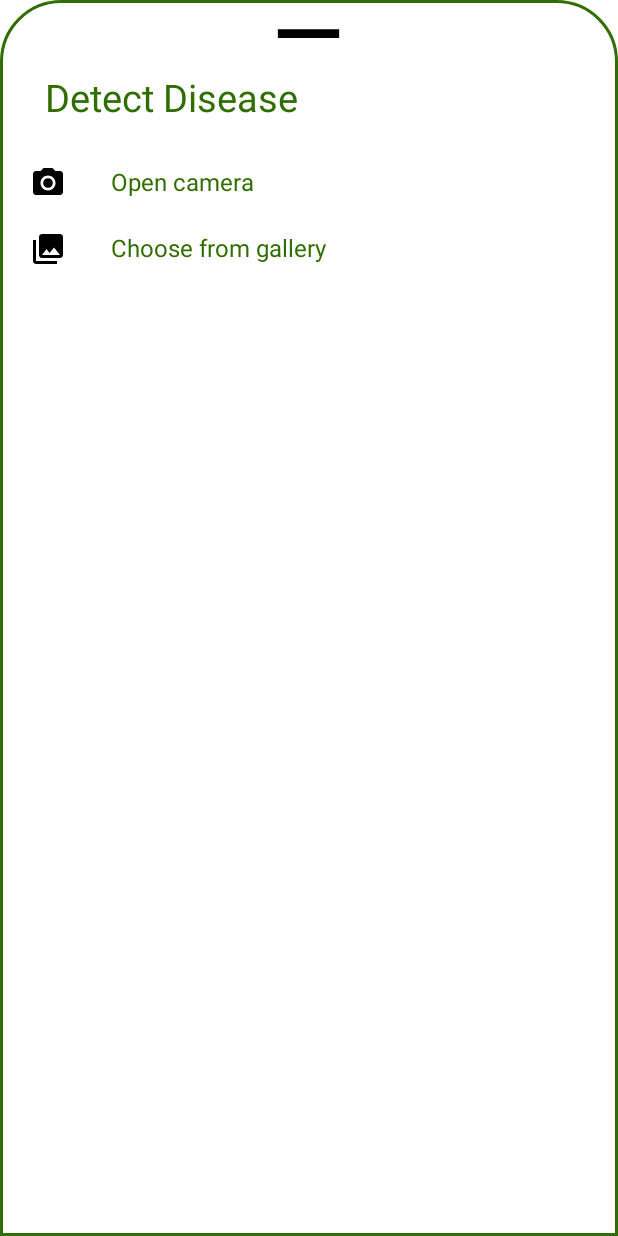
After one commit to josephOrino/CassavaDx, an Android app: the layout bottom_sheet_layout.xml on its own in the app's theme, with its tools: preview values and no code run, on a phone screen of 412 x 824 dp. The commit adds this screen. Run offline under Robolectric (Android 15) with nearby library versions, the phone set to English and light mode, and no system bars.

Commit message:
Added pop up in camera button

```diff
--- /dev/null
+++ b/app/src/main/res/layout/bottom_sheet_layout.xml
@@ -0,0 +1,89 @@
+<?xml version="1.0" encoding="utf-8"?>
+<LinearLayout xmlns:android="http://schemas.android.com/apk/res/android"
+    android:orientation="vertical"
+    android:layout_width="match_parent"
+    android:layout_height="match_parent"
+    android:background="@drawable/dialogbkg">
+
+    <ImageView
+        android:layout_width="70dp"
+        android:layout_height="wrap_content"
+        android:src="@drawable/round_remove_24"
+        android:layout_gravity="center|top"
+        android:scaleType="centerCrop"/>
+
+    <LinearLayout
+        android:layout_width="match_parent"
+        android:layout_height="wrap_content"
+        android:orientation="horizontal">
+
+        <TextView
+            android:id="@+id/createText"
+            android:layout_width="wrap_content"
+            android:layout_height="wrap_content"
+            android:textAlignment="viewStart"
+            android:text="Detect Disease"
+            android:padding="8dp"
+            android:textColor="@color/light_green"
+            android:layout_marginStart="12dp"
+            android:layout_marginTop="5dp"
+            android:textSize="25dp" />
+
+        <ImageView
+            android:layout_width="wrap_content"
+            android:layout_height="wrap_content"
+            android:src="@drawable/baseline_clear_24"
+            android:layout_marginLeft="250dp"
+            android:layout_marginTop="8dp"
+            android:id="@+id/cancelButton"/>
+
+    </LinearLayout>
+
+
+    <LinearLayout
+        android:id="@+id/layoutCamera"
+        android:orientation="horizontal"
+        android:layout_width="match_parent"
+        android:layout_height="wrap_content"
+        android:layout_marginTop="10dp"
+        android:padding="10dp">
+
+        <ImageView
+            android:layout_width="wrap_content"
+            android:layout_height="wrap_content"
+            android:src="@drawable/baseline_camera_alt_24"/>
+
+        <TextView
+            android:layout_width="wrap_content"
+            android:layout_height="wrap_content"
+            android:text="Open camera"
+            android:textColor="@color/light_green"
+            android:layout_marginLeft="30dp"
+            android:textSize="16sp"/>
+
+    </LinearLayout>
+
+    <LinearLayout
+        android:id="@+id/layoutGallery"
+        android:orientation="horizontal"
+        android:layout_width="match_parent"
+        android:layout_height="wrap_content"
+        android:padding="10dp">
+
+
+        <ImageView
+            android:layout_width="wrap_content"
+            android:layout_height="wrap_content"
+            android:src="@drawable/baseline_photo_library_24"/>
+
+        <TextView
+            android:layout_width="wrap_content"
+            android:layout_height="wrap_content"
+            android:text="Choose from gallery"
+            android:textColor="@color/light_green"
+            android:layout_marginLeft="30dp"
+            android:textSize="16sp"/>
+
+    </LinearLayout>
+
+</LinearLayout>
--- a/app/src/main/res/values/themes.xml
+++ b/app/src/main/res/values/themes.xml
@@ -14,4 +14,9 @@
     </style>
 
     <style name="Theme.CassavaDx" parent="Base.Theme.CassavaDx" />
+
+    <style name="DialogAnimation">
+        <item name="android:windowEnterAnimation">@anim/slide_in</item>
+        <item name="android:windowExitAnimation">@anim/slide_out</item>
+    </style>
 </resources>
```
Also changed, not shown: app/src/main/java/com/example/cassavadx/MainActivity.java (+83 -0 lines), app/src/main/res/anim/slide_in.xml (added, +8 -0 lines), app/src/main/res/anim/slide_out.xml (added, +8 -0 lines).
